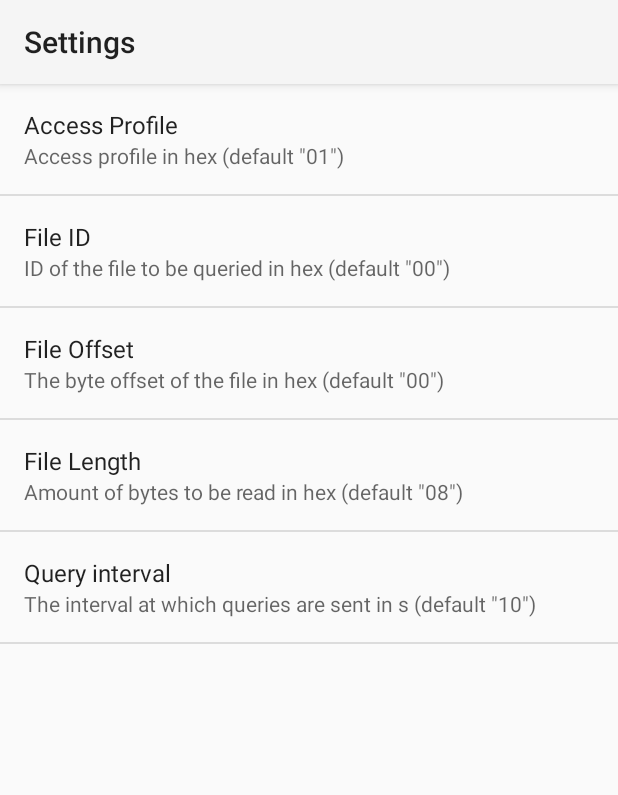
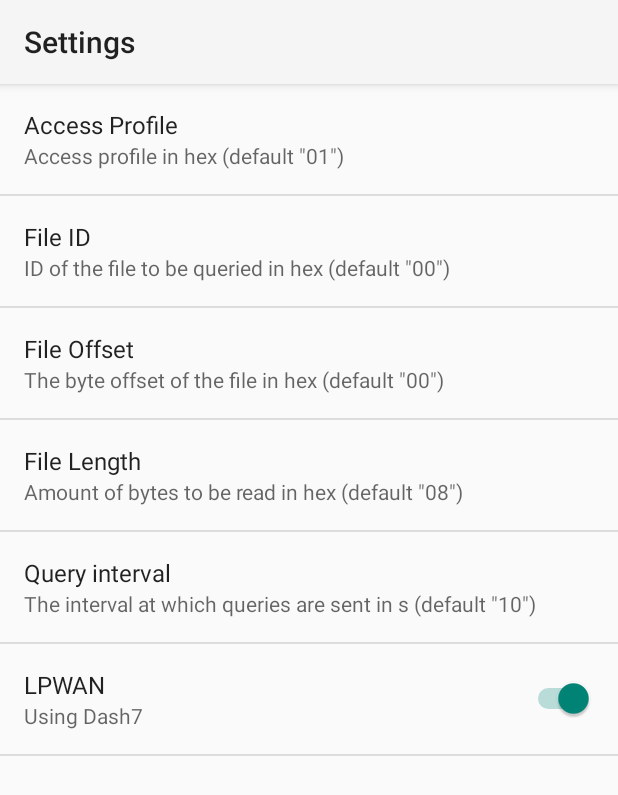
Before and after one commit to MatsDeMeyer/RF-Survey-BLE, an Android app: the screen it shows after launch (SettingsActivity), in the options menu, after a tap on "Settings", on a phone screen of 412 x 824 dp. Shown: the top 795 px of the screen. Run offline under Robolectric (Android 15) with nearby library versions, the phone set to English and light mode, and no system bars; our stand-ins replace androidx.preference; 2 statements that could not run were skipped.

Commit message:
Added dummy LPWAN switch in settings

```diff
--- a/app/src/main/res/xml/preferences.xml
+++ b/app/src/main/res/xml/preferences.xml
@@ -35,4 +35,13 @@
         android:selectAllOnFocus="true"
         android:summary='The interval at which queries are sent in s (default "10")'
         android:title="Query interval" />
+    <SwitchPreference
+        android:defaultValue="true"
+        android:key="lpwanPreference"
+        android:summary="Choose which LPWAN to use (default dash7)"
+        android:summaryOff="Using LoRaWAN"
+        android:summaryOn="Using Dash7"
+        android:switchTextOff="LoRaWAN"
+        android:switchTextOn="Dash7"
+        android:title="LPWAN" />
 </PreferenceScreen>
```
